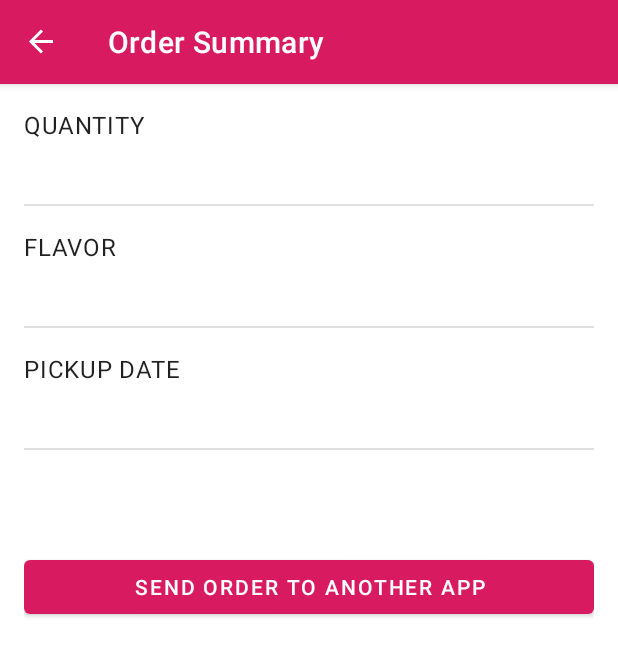
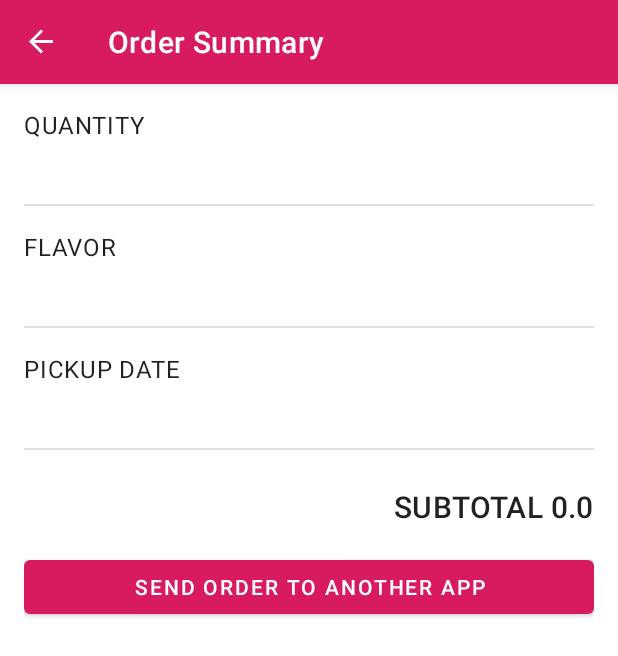
Before and after one commit to nijuyonkadesu/Cupcake-app, an Android app: the SummaryFragment screen opened through its navigation route, on a phone screen of 412 x 824 dp. Shown: the top 656 px of the screen. Run offline under Robolectric (Android 15) with nearby library versions, the phone set to English and light mode, and no system bars; our stand-ins replace data binding, navigation-ui.

Commit message:
calculate price

```diff
--- a/app/src/main/res/layout/fragment_flavor.xml
+++ b/app/src/main/res/layout/fragment_flavor.xml
@@ -96,6 +96,7 @@
 
             <TextView
                 android:id="@+id/subtotal"
+                android:text="@{@string/subtotal_price(viewModel.price)}"
                 style="@style/Widget.Cupcake.TextView"
                 android:layout_width="wrap_content"
                 android:layout_height="wrap_content"
--- a/app/src/main/res/layout/fragment_pickup.xml
+++ b/app/src/main/res/layout/fragment_pickup.xml
@@ -93,6 +93,7 @@
 
             <TextView
                 android:id="@+id/subtotal"
+                android:text="@{@string/subtotal_price(viewModel.price)}"
                 style="@style/Widget.Cupcake.TextView"
                 android:layout_width="wrap_content"
                 android:layout_height="wrap_content"
--- a/app/src/main/res/layout/fragment_summary.xml
+++ b/app/src/main/res/layout/fragment_summary.xml
@@ -116,6 +116,7 @@
 
                 <TextView
                     android:id="@+id/total"
+                    android:text="@{@string/subtotal_price(viewModel.price)}"
                     style="@style/Widget.Cupcake.TextView.FinalPrice"
                     android:layout_width="wrap_content"
                     android:layout_height="wrap_content"
```
